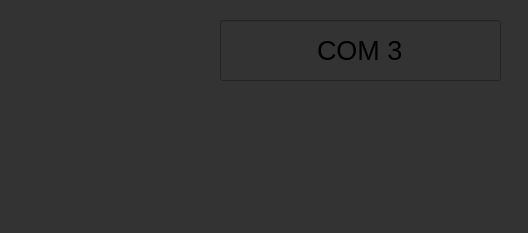
First picture: the form in Nerf Turret/server_side/GUI/Dial.ui, repository yavor0/Nerf-Turret, before the edit.
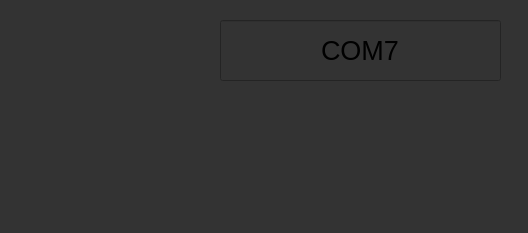
Second picture: the form after the edit. Icons and pictures are not drawn.

Commit message: override default com port

```diff
--- a/Nerf Turret/server_side/GUI/Dial.ui
+++ b/Nerf Turret/server_side/GUI/Dial.ui
@@ -47,7 +47,7 @@
     </font>
    </property>
    <property name="text">
-    <string>COM 3</string>
+    <string>COM7</string>
    </property>
    <property name="maxLength">
     <number>30</number>
```
